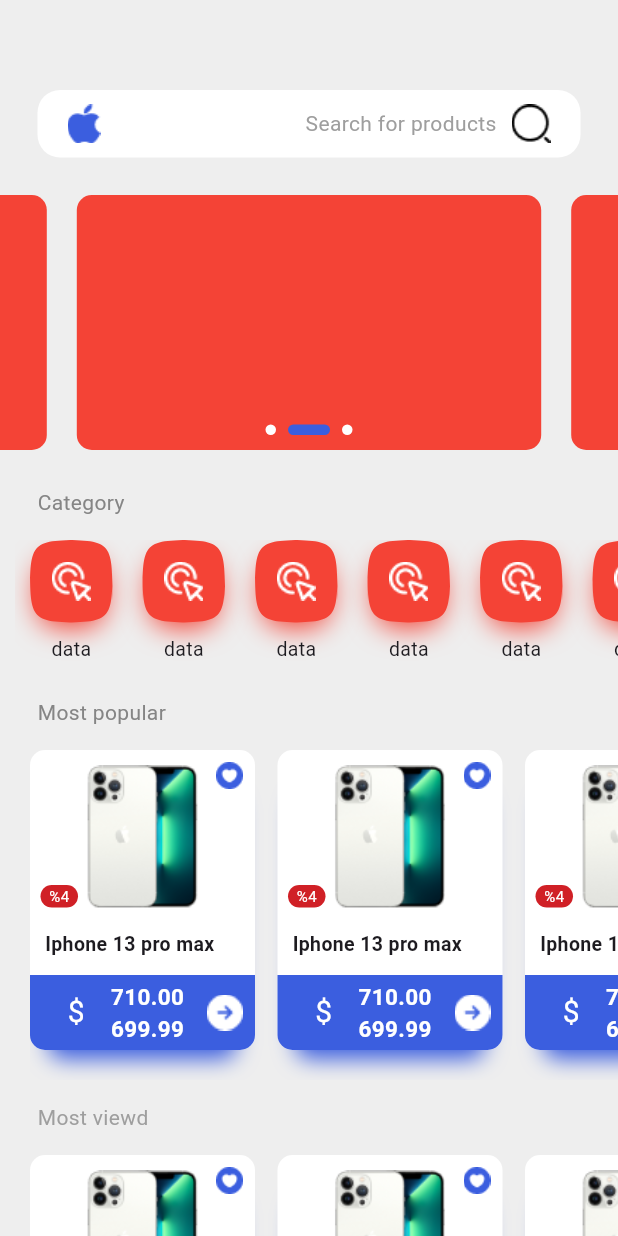
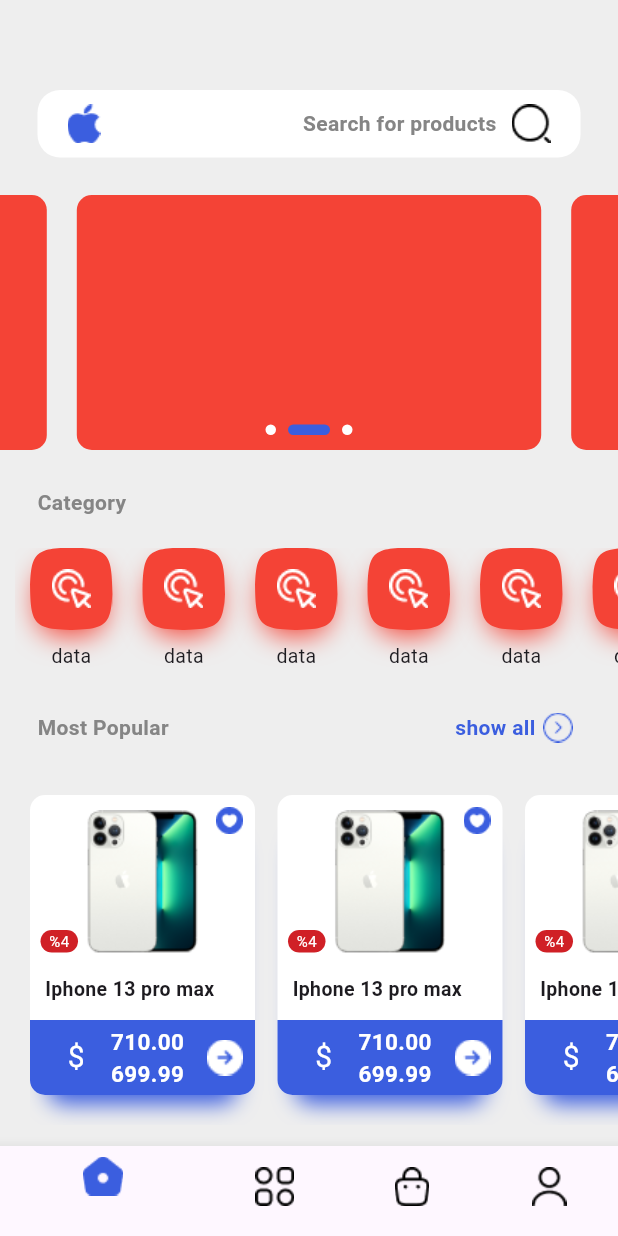
Before and after one commit to ErfAnDev24/shop, a Flutter app: the screen it shows after launch, on a phone screen of 412 x 824 dp. Run offline on Flutter 3.47's test engine with Material 3 defaults, Android fonts, the phone set to English and light mode, and no system bars; drawn by our look-alikes of smooth_page_indicator.

Commit message:
adding bottom navigation and category List and product List

```diff
--- a/lib/main.dart
+++ b/lib/main.dart
@@ -1,18 +1,88 @@
+import 'package:digikala/screens/CategoryScreen.dart';
 import 'package:digikala/screens/HomeScreen.dart';
+import 'package:digikala/screens/ProductScreen.dart';
 import 'package:flutter/material.dart';
 
 void main() {
-  runApp(const Application());
+  runApp(Application());
 }
 
-class Application extends StatelessWidget {
+class Application extends StatefulWidget {
   const Application({super.key});
 
   @override
+  State<Application> createState() => _ApplicationState();
+}
+
+class _ApplicationState extends State<Application> {
+  int selectedIndex = 0;
+
+  @override
   Widget build(BuildContext context) {
-    return const MaterialApp(
+    return MaterialApp(
       debugShowCheckedModeBanner: false,
-      home: HomeScreen(),
+      home: Scaffold(
+        body: IndexedStack(
+          index: selectedIndex,
+          children: screens(),
+        ),
+        bottomNavigationBar: BottomNavigationBar(
+            onTap: (value) {
+              setState(
+                () {
+                  selectedIndex = value;
+                },
+              );
+            },
+            currentIndex: selectedIndex,
+            items: const [
+              BottomNavigationBarItem(
+                icon: Image(
+                  image: AssetImage('images/icon_home.png'),
+                ),
+                label: 'Home',
+                activeIcon: Image(
+                  image: AssetImage('images/icon_home_active.png'),
+                ),
+              ),
+              BottomNavigationBarItem(
+                icon: Image(
+                  image: AssetImage('images/icon_category.png'),
+                ),
+                label: 'Category',
+                activeIcon: Image(
+                  image: AssetImage('images/icon_category_active.png'),
+                ),
+              ),
+              BottomNavigationBarItem(
+                icon: Image(
+                  image: AssetImage('images/icon_basket.png'),
+                ),
+                label: 'Cart',
+                activeIcon: Image(
+                  image: AssetImage('images/icon_basket_active.png'),
+                ),
+              ),
+              BottomNavigationBarItem(
+                icon: Image(
+                  image: AssetImage('images/icon_profile.png'),
+                ),
+                label: 'Account',
+                activeIcon: Image(
+                  image: AssetImage('images/icon_profile_active.png'),
+                ),
+              ),
+            ]),
+      ),
     );
   }
+
+  List<Widget> screens() {
+    return const [
+      HomeScreen(),
+      CategoryScreen(),
+      ProductScreen(),
+      HomeScreen(),
+    ];
+  }
 }
--- a/lib/screens/HomeScreen.dart
+++ b/lib/screens/HomeScreen.dart
@@ -35,12 +35,17 @@
             ),
             const SliverToBoxAdapter(
               child: Padding(
-                padding: EdgeInsets.only(left: 25, bottom: 15),
-                child: Text(
+                padding: EdgeInsets.only(left: 25, bottom: 20, right: 25),
+                child: Row(
+                  crossAxisAlignment: CrossAxisAlignment.center,
+                  children: [
+                    Text(
                       'Category',
                       style: TextStyle(
                           color: CustomeColors.grey,
+                          fontWeight: FontWeight.bold),
                     ),
+                  ],
                 ),
               ),
             ),
@@ -48,23 +53,37 @@
               child: CategoryList(),
             ),
             const SliverToBoxAdapter(
+              child: Padding(
+                padding: EdgeInsets.symmetric(horizontal: 25, vertical: 20),
                 child: Row(
+                  crossAxisAlignment: CrossAxisAlignment.center,
                   children: [
-                  Padding(
-                    padding: EdgeInsets.only(left: 25, bottom: 15, top: 15),
-                    child: Text(
-                      'Most popular',
+                    Text(
+                      'Most Popular',
                       style: TextStyle(
                           color: CustomeColors.grey,
+                          fontWeight: FontWeight.bold),
                     ),
+                    Spacer(),
+                    Text(
+                      'show all',
+                      style: TextStyle(
+                          color: CustomeColors.blue,
+                          fontWeight: FontWeight.bold),
+                    ),
+                    Padding(
+                      padding: EdgeInsets.symmetric(horizontal: 5),
+                      child: Image(
+                        image: AssetImage('images/goIn.png'),
                       ),
                     ),
                   ],
                 ),
               ),
+            ),
             SliverToBoxAdapter(
               child: Padding(
-                padding: const EdgeInsets.only(left: 20),
+                padding: const EdgeInsets.only(left: 20, top: 15, bottom: 20),
                 child: SizedBox(
                   height: 220,
                   child: ListView.builder(
@@ -81,18 +100,32 @@
               ),
             ),
             const SliverToBoxAdapter(
+              child: Padding(
+                padding: EdgeInsets.only(left: 25, bottom: 20, right: 25),
                 child: Row(
+                  crossAxisAlignment: CrossAxisAlignment.center,
                   children: [
+                    Text(
+                      'Category',
+                      style: TextStyle(
+                          color: CustomeColors.grey,
+                          fontWeight: FontWeight.bold),
+                    ),
+                    Spacer(),
+                    Text(
+                      'show all',
+                      style: TextStyle(
+                          color: CustomeColors.blue,
+                          fontWeight: FontWeight.bold),
+                    ),
                     Padding(
-                    padding: EdgeInsets.only(left: 25, bottom: 15, top: 15),
-                    child: Text(
-                      'Most viewd',
-                      style: TextStyle(
-                        color: Colors.grey,
-                      ),
+                      padding: EdgeInsets.symmetric(horizontal: 5),
+                      child: Image(
+                        image: AssetImage('images/goIn.png'),
                       ),
                     ),
                   ],
+                ),
               ),
             ),
             SliverToBoxAdapter(
--- a/lib/widgets/Search.dart
+++ b/lib/widgets/Search.dart
@@ -1,3 +1,4 @@
+import 'package:digikala/constants/CustomColors.dart';
 import 'package:flutter/material.dart';
 
 class Search extends StatefulWidget {
@@ -26,7 +27,8 @@
             padding: EdgeInsets.only(right: 10),
             child: Text(
               'Search for products',
-              style: TextStyle(color: Colors.grey),
+              style: TextStyle(
+                  color: CustomeColors.grey, fontWeight: FontWeight.bold),
             ),
           ),
           Image(
--- a/lib/widgets/SellItem.dart
+++ b/lib/widgets/SellItem.dart
@@ -26,7 +26,7 @@
           Stack(
             alignment: Alignment.bottomCenter,
             children: [
-              Container(
+              const SizedBox(
                 width: double.infinity,
                 height: 105,
               ),
@@ -35,7 +35,7 @@
                 child: Container(
                   width: 75,
                   height: 98,
-                  decoration: BoxDecoration(
+                  decoration: const BoxDecoration(
                     image: DecorationImage(
                       image: AssetImage('images/sampleItemForSelling.png'),
                     ),
@@ -51,7 +51,7 @@
                     color: CustomeColors.red,
                     borderRadius: BorderRadius.circular(8),
                   ),
-                  child: Center(
+                  child: const Center(
                     child: Text(
                       '%4',
                       style: TextStyle(fontSize: 10, color: Colors.white),
@@ -65,7 +65,7 @@
                 child: Container(
                   width: 18,
                   height: 20,
-                  child: Center(
+                  child: const Center(
                     child: Image(
                       image: AssetImage('images/like.png'),
                     ),
@@ -74,9 +74,9 @@
               ),
             ],
           ),
-          Padding(
+          const Padding(
             padding: EdgeInsets.only(top: 15, left: 10),
-            child: Container(
+            child: SizedBox(
               width: double.infinity,
               height: 30,
               child: Text(
@@ -87,7 +87,7 @@
           ),
           Expanded(
             child: Container(
-              decoration: BoxDecoration(
+              decoration: const BoxDecoration(
                 borderRadius: BorderRadius.only(
                   bottomRight: Radius.circular(10),
                   bottomLeft: Radius.circular(10),
@@ -98,14 +98,14 @@
                 mainAxisAlignment: MainAxisAlignment.spaceBetween,
                 crossAxisAlignment: CrossAxisAlignment.center,
                 children: [
-                  Padding(
+                  const Padding(
                     padding: EdgeInsets.only(left: 25),
                     child: Text(
                       '\$',
                       style: TextStyle(fontSize: 20, color: Colors.white),
                     ),
                   ),
-                  Column(
+                  const Column(
                     mainAxisAlignment: MainAxisAlignment.center,
                     children: [
                       Text(
@@ -125,10 +125,10 @@
                     ],
                   ),
                   Padding(
-                    padding: EdgeInsets.only(right: 10),
+                    padding: const EdgeInsets.only(right: 10),
                     child: Transform.scale(
                       scale: 1.2,
-                      child: Image(
+                      child: const Image(
                         image: AssetImage('images/arrowRight.png'),
                       ),
                     ),
```
Also changed, not shown: lib/screens/CategoryScreen.dart (added, +71 -0 lines), lib/screens/ProductScreen.dart (added, +70 -0 lines), images/goIn.png (added), images/goInBlack.png (added), images/icon_basket.png (added), images/icon_basket_active.png (added), images/icon_category.png (added), images/icon_category_active.png (added), images/icon_home.png (added), images/icon_home_active.png (added), images/icon_profile.png (added), images/icon_profile_active.png (added), images/productIcon.png (added). Lines whose indentation alone changed are shown as unchanged.
